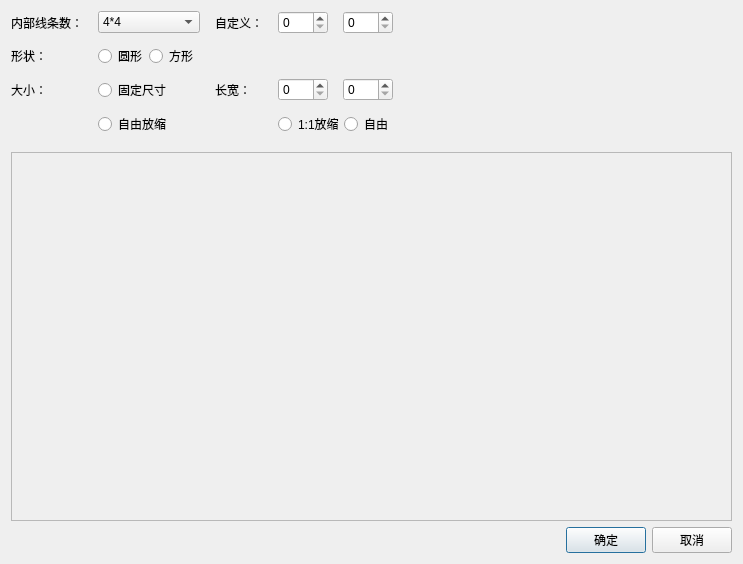
This is CropPicture/cutimage.ui in catcheroftime/CropPicture as Qt 5 draws it before an edit. The edited form follows.
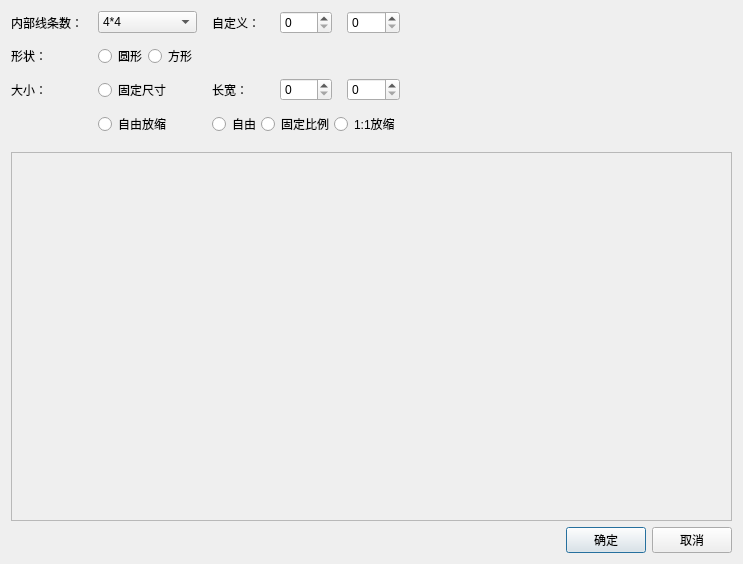
This is the edited form. Custom widgets are drawn as their Qt base class.

Commit message: 1.区分固定比例放缩和1:1放缩 2.添加放缩的键盘事件

Patch:
```diff
--- a/CropPicture/cutimage.ui
+++ b/CropPicture/cutimage.ui
@@ -135,30 +135,6 @@
      <item row="2" column="3">
       <widget class="QSpinBox" name="sb_width"/>
      </item>
-     <item row="3" column="3" colspan="2">
-      <layout class="QHBoxLayout" name="horizontalLayout_2">
-       <item>
-        <widget class="QRadioButton" name="rb_ratio">
-         <property name="text">
-          <string>1:1放缩</string>
-         </property>
-         <attribute name="buttonGroup">
-          <string notr="true">bg_mode</string>
-         </attribute>
-        </widget>
-       </item>
-       <item>
-        <widget class="QRadioButton" name="rb_free">
-         <property name="text">
-          <string>自由</string>
-         </property>
-         <attribute name="buttonGroup">
-          <string notr="true">bg_mode</string>
-         </attribute>
-        </widget>
-       </item>
-      </layout>
-     </item>
      <item row="1" column="1">
       <layout class="QHBoxLayout" name="horizontalLayout">
        <item>
@@ -183,6 +159,40 @@
        </item>
       </layout>
      </item>
+     <item row="3" column="2" colspan="3">
+      <layout class="QHBoxLayout" name="horizontalLayout_2">
+       <item>
+        <widget class="QRadioButton" name="rb_free">
+         <property name="text">
+          <string>自由</string>
+         </property>
+         <attribute name="buttonGroup">
+          <string notr="true">bg_mode</string>
+         </attribute>
+        </widget>
+       </item>
+       <item>
+        <widget class="QRadioButton" name="rb_fixed">
+         <property name="text">
+          <string>固定比例</string>
+         </property>
+         <attribute name="buttonGroup">
+          <string notr="true">bg_mode</string>
+         </attribute>
+        </widget>
+       </item>
+       <item>
+        <widget class="QRadioButton" name="rb_ratio">
+         <property name="text">
+          <string>1:1放缩</string>
+         </property>
+         <attribute name="buttonGroup">
+          <string notr="true">bg_mode</string>
+         </attribute>
+        </widget>
+       </item>
+      </layout>
+     </item>
     </layout>
    </item>
    <item>
```
Left out of the diff: 2 changed lines with no effect on the pictures. The commit also changes 4 other files.
